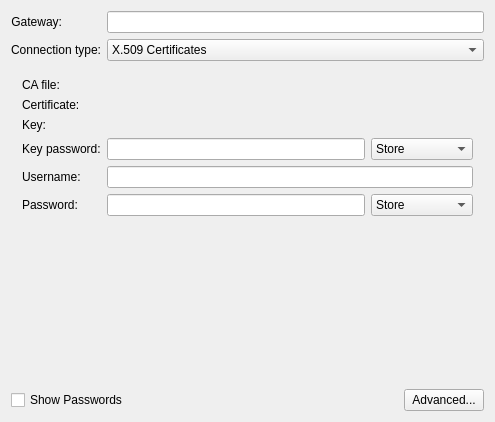
KDE/plasma-nm, file vpn/openvpn/openvpn.ui: the form before one commit.
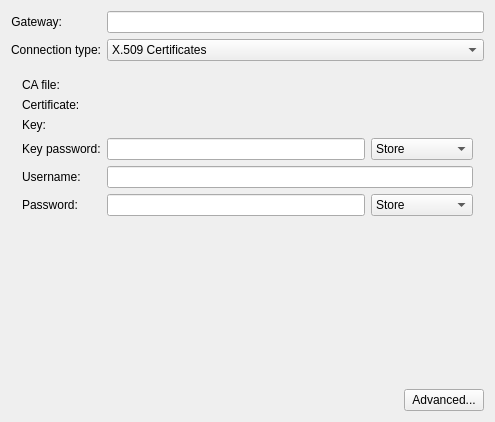
The form after the commit. The open tabs and pages were chosen to show the change. Custom widgets are drawn as their Qt base class.

Commit message: Replace 'show password' checkboxes with a custom password field REVIEW:124922

```diff
--- a/vpn/openvpn/openvpn.ui
+++ b/vpn/openvpn/openvpn.ui
@@ -564,13 +564,6 @@
    </item>
    <item>
     <layout class="QHBoxLayout" name="horizontalLayout">
-     <item>
-      <widget class="QCheckBox" name="chkShowPasswords">
-       <property name="text">
-        <string>Show Passwords</string>
-       </property>
-      </widget>
-     </item>
      <item>
       <spacer name="horizontalSpacer">
        <property name="orientation">
@@ -597,6 +590,11 @@
  </widget>
  <layoutdefault spacing="6" margin="11"/>
  <customwidgets>
+  <customwidget>
+   <class>PasswordField</class>
+   <extends>QLineEdit</extends>
+   <header>passwordfield.h</header>
+  </customwidget>
   <customwidget>
    <class>KUrlRequester</class>
    <extends>QWidget</extends>
```
Left out of the diff: 25 changed lines with no effect on the pictures. The commit also changes 68 other files.
